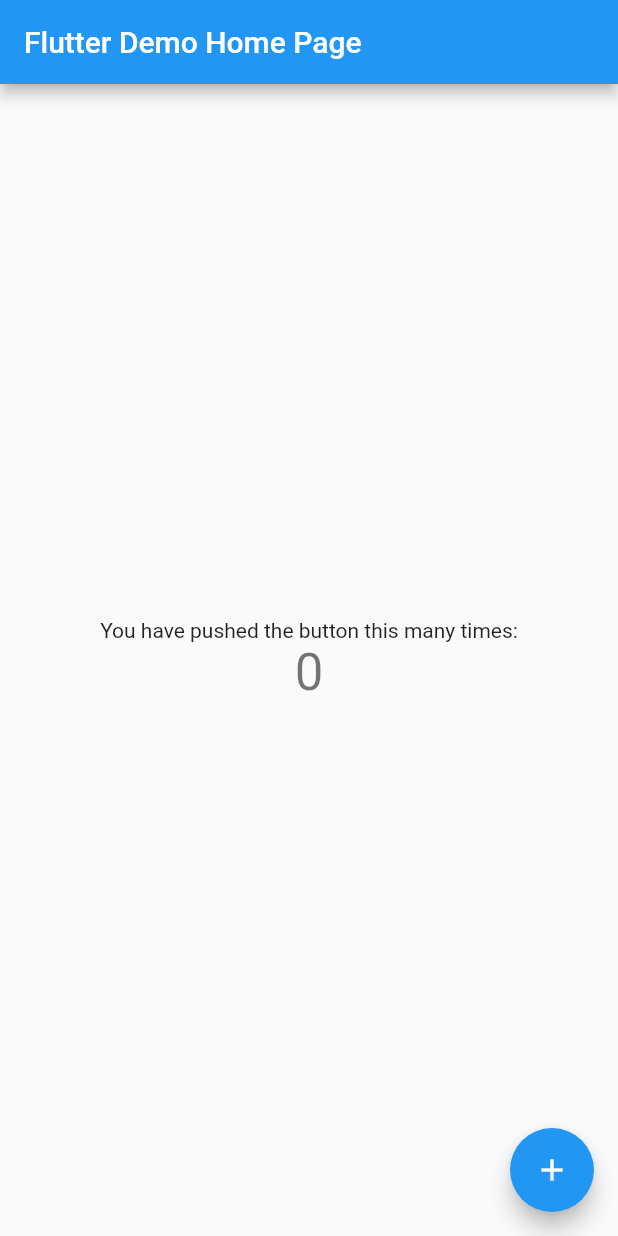
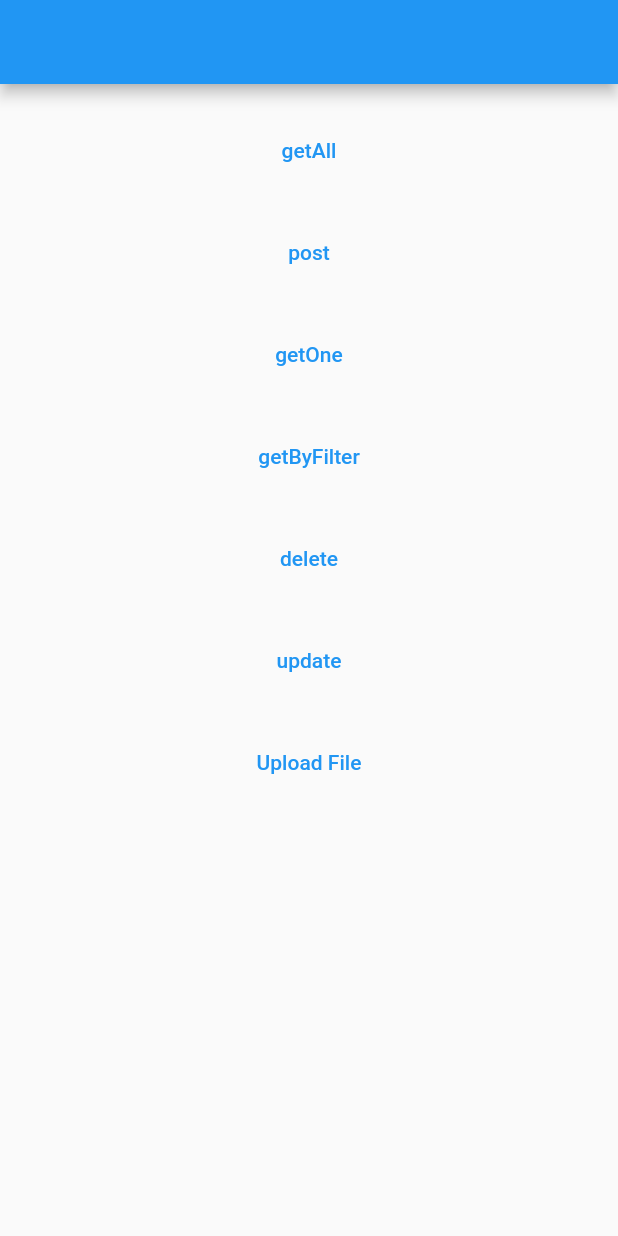
Before and after one commit to hatemragab/custom_dio, a Flutter app: the screen it shows after launch, on a phone screen of 412 x 824 dp. Run offline on Flutter 3.47's test engine with Material 2 defaults, Android fonts, the phone set to English and light mode, and no system bars; our stand-ins replace dio, image_picker, pretty_dio_logger.

Commit message:
version 1.0.0

```diff
--- a/example/lib/main.dart
+++ b/example/lib/main.dart
@@ -2,6 +2,7 @@ import 'dart:io';
 import 'dart:typed_data';
 
 import 'package:custom_dio/custom_dio.dart';
+import 'package:example/test_page.dart';
 import 'package:flutter/material.dart';
 
 void main() async {
@@ -13,118 +14,9 @@ void main() async {
     ),
   );
 
-  runApp(const MyApp());
+  runApp(const MaterialApp(
+    home: TestPage(),
+    debugShowCheckedModeBanner: false,
+
+  ));
 }
-
-class MyApp extends StatelessWidget {
-  const MyApp({Key? key}) : super(key: key);
-
-  // This widget is the root of your application.
-  @override
-  Widget build(BuildContext context) {
-    return MaterialApp(
-      title: 'Flutter Demo',
-      theme: ThemeData(
-        // This is the theme of your application.
-        //
-        // Try running your application with "flutter run". You'll see the
-        // application has a blue toolbar. Then, without quitting the app, try
-        // changing the primarySwatch below to Colors.green and then invoke
-        // "hot reload" (press "r" in the console where you ran "flutter run",
-        // or simply save your changes to "hot reload" in a Flutter IDE).
-        // Notice that the counter didn't reset back to zero; the application
-        // is not restarted.
-        primarySwatch: Colors.blue,
-      ),
-      home: const MyHomePage(title: 'Flutter Demo Home Page'),
-    );
-  }
-}
-
-class MyHomePage extends StatefulWidget {
-  const MyHomePage({Key? key, required this.title}) : super(key: key);
-
-  // This widget is the home page of your application. It is stateful, meaning
-  // that it has a State object (defined below) that contains fields that affect
-  // how it looks.
-
-  // This class is the configuration for the state. It holds the values (in this
-  // case the title) provided by the parent (in this case the App widget) and
-  // used by the build method of the State. Fields in a Widget subclass are
-  // always marked "final".
-
-  final String title;
-
-  @override
-  State<MyHomePage> createState() => _MyHomePageState();
-}
-
-class _MyHomePageState extends State<MyHomePage> {
-  int _counter = 0;
-
-  void _incrementCounter() {
-    setState(() {
-      // This call to setState tells the Flutter framework that something has
-      // changed in this State, which causes it to rerun the build method below
-      // so that the display can reflect the updated values. If we changed
-      // _counter without calling setState(), then the build method would not be
-      // called again, and so nothing would appear to happen.
-      _counter++;
-    });
-  }
-
-  @override
-  Widget build(BuildContext context) {
-    // This method is rerun every time setState is called, for instance as done
-    // by the _incrementCounter method above.
-    //
-    // The Flutter framework has been optimized to make rerunning build methods
-    // fast, so that you can just rebuild anything that needs updating rather
-    // than having to individually change instances of widgets.
-    return Scaffold(
-      appBar: AppBar(
-        // Here we take the value from the MyHomePage object that was created by
-        // the App.build method, and use it to set our appbar title.
-        title: Text(widget.title),
-      ),
-      body: Center(
-        // Center is a layout widget. It takes a single child and positions it
-        // in the middle of the parent.
-        child: Column(
-          // Column is also a layout widget. It takes a list of children and
-          // arranges them vertically. By default, it sizes itself to fit its
-          // children horizontally, and tries to be as tall as its parent.
-          //
-          // Invoke "debug painting" (press "p" in the console, choose the
-          // "Toggle Debug Paint" action from the Flutter Inspector in Android
-          // Studio, or the "Toggle Debug Paint" command in Visual Studio Code)
-          // to see the wireframe for each widget.
-          //
-          // Column has various properties to control how it sizes itself and
-          // how it positions its children. Here we use mainAxisAlignment to
-          // center the children vertically; the main axis here is the vertical
-          // axis because Columns are vertical (the cross axis would be
-          // horizontal).
-          mainAxisAlignment: MainAxisAlignment.center,
-          children: <Widget>[
-            const Text(
-              'You have pushed the button this many times:',
-            ),
-            Text(
-              '$_counter',
-              style: Theme
-                  .of(context)
-                  .textTheme
-                  .headline4,
-            ),
-          ],
-        ),
-      ),
-      floatingActionButton: FloatingActionButton(
-        onPressed: _incrementCounter,
-        tooltip: 'Increment',
-        child: const Icon(Icons.add),
-      ), // This trailing comma makes auto-formatting nicer for build methods.
-    );
-  }
-}
--- /dev/null
+++ b/example/lib/test_page.dart
@@ -0,0 +1,222 @@
+import 'dart:io';
+import 'dart:typed_data';
+import 'package:custom_dio/custom_dio.dart';
+import 'package:flutter/cupertino.dart';
+import 'package:flutter/material.dart';
+import 'package:image_picker/image_picker.dart';
+
+class TestPage extends StatefulWidget {
+  const TestPage({Key? key}) : super(key: key);
+
+  @override
+  _TestPageState createState() => _TestPageState();
+}
+
+class _TestPageState extends State<TestPage> {
+  @override
+  Widget build(BuildContext context) {
+    return Scaffold(
+      appBar: AppBar(),
+      body: SingleChildScrollView(
+        child: Center(
+          child: Column(
+            mainAxisAlignment: MainAxisAlignment.center,
+            children: [
+              const SizedBox(
+                height: 20,
+              ),
+              TextButton(onPressed: getAll, child: Text("getAll")),
+              const  SizedBox(
+                height: 20,
+              ),
+              TextButton(onPressed: post, child: Text("post")),
+              const   SizedBox(
+                height: 20,
+              ),
+              TextButton(onPressed: getOne, child: Text("getOne")),
+              const   SizedBox(
+                height: 20,
+              ),
+              TextButton(onPressed: getByFilter, child: Text("getByFilter")),
+              const  SizedBox(
+                height: 20,
+              ),
+              TextButton(onPressed: delete, child: Text("delete")),
+              const  SizedBox(
+                height: 20,
+              ),
+              TextButton(onPressed: update, child: Text("update")),
+              const  SizedBox(
+                height: 20,
+              ),
+              TextButton(onPressed: uploadFile, child: Text("Upload File")),
+              const  SizedBox(
+                height: 20,
+              ),
+            ],
+          ),
+        ),
+      ),
+    );
+  }
+
+  Future getAll() async {
+    try {
+      final data = await CustomDio().send(reqMethod: "get", path: "dio-test");
+      dLog(data.data.toString());
+    } catch (err) {
+      dErrorLog(err.toString());
+    }
+  }
+
+  Future post() async {
+    try {
+      final data = await CustomDio().send(
+          reqMethod: "post",
+          path: "dio-test",
+          body: {"content": "post content"});
+      dLog(data.data.toString());
+    } catch (err) {
+      dErrorLog(err.toString());
+    }
+  }
+
+  Future getOne() async {
+    try {
+      final data =
+      await CustomDio().send(reqMethod: "get", path: "dio-test/154");
+      dLog(data.data.toString());
+    } catch (err) {
+      dErrorLog(err.toString());
+    }
+  }
+
+  Future delete() async {
+    try {
+      final data =
+      await CustomDio().send(reqMethod: "delete", path: "dio-test/1");
+      dLog(data.data.toString());
+    } catch (err) {
+      dErrorLog(err.toString());
+    }
+  }
+
+  Future getByFilter() async {
+    try {
+      final data = await CustomDio().send(
+          reqMethod: "get",
+          path: "dio-test/filter",
+          query: {"query": "query of get by filter"});
+      dLog(data.data.toString());
+    } catch (err) {
+      dErrorLog(err.toString());
+    }
+  }
+
+  Future update() async {
+    try {
+      final data = await CustomDio().send(
+          reqMethod: "patch",
+          path: "dio-test",
+          body: {"content": "update content"});
+      dLog(data.data.toString());
+    } catch (err) {
+      dErrorLog(err.toString());
+    }
+  }
+
+  Future uploadFile() async {
+    try {
+      final picker = ImagePicker();
+      final img = await picker.getImage(source: ImageSource.gallery);
+      if (img != null) {
+        final data = await CustomDio()
+            .uploadFiles(path: "dio-test/file", filesModel: [
+          DioUploadFileModel(filePath: img.path, fileFiledName: "file"),
+          DioUploadFileModel(filePath: img.path, fileFiledName: "file"),
+        ], body: [
+          {"content": "data"}
+        ]);
+        dLog(data.data.toString());
+
+        ///upload using file bytes
+        //final data = await uploadBytes(File(img.path).readAsBytesSync());
+        ///upload files using file path
+        // final data = await CustomDio()
+        //     .uploadFiles(apiEndPoint: "dio-test/file", filesModel: [
+        //   DioUploadFileModel(filePath: img.path, fileFiledName: "file"),
+        //   DioUploadFileModel(filePath: img.path, fileFiledName: "file"),
+        // ], body: [
+        //   {"content": "sd"},
+        //   {"attachments": "attachments"},
+        // ]);
+
+        // dLog(data.data.toString());
+      }
+    } catch (err) {
+      dErrorLog(err.toString());
+    }
+  }
+
+  Future<String> uploadBytes(Uint8List bytes) async {
+    try {
+      final data = await CustomDio().uploadBytes(
+          path: "dio-test/file",
+          bytesExtension: "png",
+          bytes: bytes,
+          body: [
+            {"content": "sd"},
+            {"attachments": "attachments"},
+          ]);
+
+      return data.data.toString();
+    } catch (err) {
+      dErrorLog(err.toString());
+      rethrow;
+    }
+  }
+
+  void dLog(String data) {
+    showCupertinoDialog(
+      context: context,
+      builder: (context) {
+        return CupertinoAlertDialog(
+          title: Text(
+            "Info",
+            style: TextStyle(fontSize: 30),
+          ),
+          content: Text(
+            data,
+            style: TextStyle(fontSize: 25),
+          ),
+          actions: [
+            TextButton(
+                onPressed: () => Navigator.pop(context), child: Text("OK"))
+          ],
+        );
+      },
+    );
+  }
+
+  void dErrorLog(String data) {
+    showCupertinoDialog(
+      context: context,
+      builder: (context) {
+        return CupertinoAlertDialog(
+          title: Text(
+            "Error",
+            style: TextStyle(fontSize: 30),
+          ),
+          content: Text(
+            data,
+            style: TextStyle(fontSize: 25),
+          ),
+          actions: [
+            TextButton(
+                onPressed: () => Navigator.pop(context), child: Text("OK"))
+          ],
+        );
+      },
+    );
+  }
+}
--- a/example/pubspec.yaml
+++ b/example/pubspec.yaml
@@ -47,6 +47,7 @@ dev_dependencies:
   # package. See that file for information about deactivating specific lint
   # rules and activating additional ones.
   flutter_lints: ^1.0.0
+  image_picker:
 
 # For information on the generic Dart part of this file, see the
 # following page: https://dart.dev/tools/pub/pubspec
--- a/lib/custom_dio.dart
+++ b/lib/custom_dio.dart
@@ -1,4 +1,5 @@
 library custom_dio;
+
 export 'src/custom_dio.dart';
 export 'src/custom_dio_options.dart';
 export 'src/v_chat_sdk_exception.dart';
--- a/lib/src/custom_dio.dart
+++ b/lib/src/custom_dio.dart
@@ -37,10 +37,12 @@ class CustomDio {
     }
   }
 
+  /// init the package
   static void setInitData(CustomDioOptions dioOptions) {
     options = dioOptions;
   }
 
+  ///upload file
   Future<Response> uploadFile({
     required String path,
     required String filePath,
@@ -75,17 +77,21 @@ class CustomDio {
     return response;
   }
 
+  ///upload file bytes
   Future<Response> uploadBytes(
       {required String path,
       required Uint8List bytes,
       void Function(int received, int total)? sendProgress,
-        List<Map<String, String>>? body,
-        bool isPost = true,
+      List<Map<String, String>>? body,
+      bool isPost = true,
+      required String bytesExtension,
       bool loading = false,
       CancelToken? cancelToken}) async {
     try {
       final FormData data = FormData.fromMap({
-        "file": MultipartFile.fromBytes(bytes, filename: "xxx.png"),
+        "file": MultipartFile.fromBytes(bytes,
+            filename:
+                "${DateTime.now().microsecondsSinceEpoch}.$bytesExtension"),
       });
 
       if (body != null) {
@@ -108,6 +114,36 @@ class CustomDio {
     }
   }
 
+  Future<Response> uploadFiles(
+      {required String path,
+      required List<DioUploadFileModel> filesModel,
+      void Function(int received, int total)? sendProgress,
+      List<Map<String, String>>? body,
+      CancelToken? cancelToken}) async {
+    final mapOfData = <String, dynamic>{};
+    for (final file in filesModel) {
+      final _file = File(file.filePath);
+      final fileName = basename(_file.path);
+      mapOfData.addAll({
+        file.fileFiledName: await MultipartFile.fromFile(
+          _file.path,
+          filename: fileName,
+        ),
+      });
+    }
+    final formData = FormData.fromMap(mapOfData);
+
+    if (body != null) {
+      final x = body.map((e) => MapEntry(e.keys.first, e.values.first));
+      formData.fields.addAll(x);
+    }
+    final Response response = await _dio.post(path,
+        data: formData, onSendProgress: sendProgress, cancelToken: cancelToken);
+   _throwIfNoSuccess(response);
+    return response;
+  }
+
+  /// send any type of request GET POST PUT PATCH DELETE DOWNLOAD
   Future<Response> send(
       {required String reqMethod,
       required String path,
@@ -196,17 +232,15 @@ class CustomDio {
             "Bad Network Or Server Not available now", 500);
       }
       rethrow;
-    }  finally {
+    } finally {
       _dio.close();
     }
   }
 
   void _throwIfNoSuccess(Response response) {
     if (response.statusCode! > 300) {
-      if(options!.errorPath == null){
-
-      }
-      if(options!.errorPath!=null){
+      if (options!.errorPath == null) {}
+      if (options!.errorPath != null) {
         final errorMsg = response.data[options!.errorPath].toString();
         throw CustomDioException(errorMsg, response.statusCode ?? 500);
       }
@@ -215,3 +249,11 @@ class CustomDio {
     }
   }
 }
+
+class DioUploadFileModel {
+  final String filePath;
+  final String fileFiledName;
+
+  const DioUploadFileModel(
+      {required this.filePath, required this.fileFiledName});
+}
--- a/lib/src/custom_dio_options.dart
+++ b/lib/src/custom_dio_options.dart
@@ -23,7 +23,7 @@ class CustomDioOptions {
     this.headers,
     this.isProductionMode = true,
     this.followRedirects = true,
-    this.errorPath ,
+    this.errorPath,
     required this.baseUrl,
     this.adapter,
     this.interceptorsList = const [],
--- a/lib/src/v_chat_sdk_exception.dart
+++ b/lib/src/v_chat_sdk_exception.dart
@@ -1,4 +1,3 @@
-
 class CustomDioException implements Exception {
   dynamic data;
   int code;
--- a/pubspec.yaml
+++ b/pubspec.yaml
@@ -1,6 +1,6 @@
 name: custom_dio
 description: custom_dio is wrapper above dio package to make send request easy
-version: 0.0.1
+version: 1.0.0
 homepage: https://github.com/hatemragab/custom_dio
 
 environment:
@@ -11,6 +11,7 @@ dependencies:
   flutter:
     sdk: flutter
   dio: ^4.0.4
+  path: ^1.8.0
   pretty_dio_logger: ^1.2.0-beta-1
 
 dev_dependencies:
```
Also changed, not shown: example/pubspec.lock, pubspec.lock, 3 other files.
